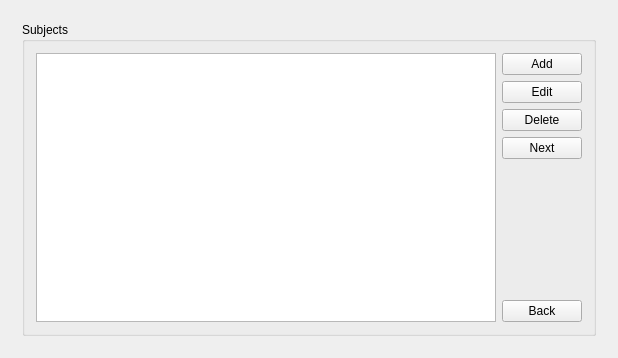
Above: Orar/OrarApp/SubjectView.ui from alexandrutm/UnivTimetable before the change. Below: the same form after it.
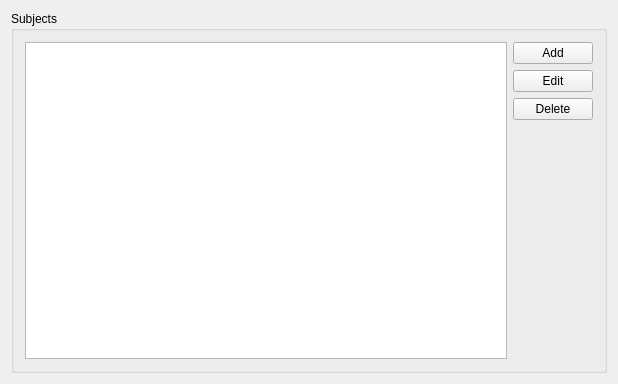
That is the form after the change.

Patch:
```diff
--- a/Orar/OrarApp/SubjectView.ui
+++ b/Orar/OrarApp/SubjectView.ui
@@ -7,7 +7,7 @@
     <x>0</x>
     <y>0</y>
     <width>618</width>
-    <height>358</height>
+    <height>384</height>
    </rect>
   </property>
   <property name="windowTitle">
@@ -15,13 +15,6 @@
   </property>
   <layout class="QGridLayout" name="gridLayout_3">
    <item row="0" column="0">
-    <widget class="QStackedWidget" name="stackedWidget">
-     <property name="currentIndex">
-      <number>0</number>
-     </property>
-     <widget class="QWidget" name="Subject">
-      <layout class="QHBoxLayout" name="horizontalLayout_8">
-       <item>
         <widget class="QGroupBox" name="groupBox_3">
          <property name="title">
           <string>Subjects</string>
@@ -57,13 +50,6 @@
               </item>
              </layout>
             </item>
-            <item>
-             <widget class="QPushButton" name="NextButtonSubject">
-              <property name="text">
-               <string>Next</string>
-              </property>
-             </widget>
-            </item>
             <item>
              <spacer name="verticalSpacer">
               <property name="orientation">
@@ -77,20 +63,9 @@
               </property>
              </spacer>
             </item>
-            <item>
-             <widget class="QPushButton" name="pushButtonBackSubject">
-              <property name="text">
-               <string>Back</string>
-              </property>
-             </widget>
-            </item>
            </layout>
           </item>
          </layout>
-        </widget>
-       </item>
-      </layout>
-     </widget>
     </widget>
    </item>
   </layout>
```
Left out of the diff: 8 changed lines with no effect on the pictures. Lines whose indentation alone changed are shown as unchanged.
